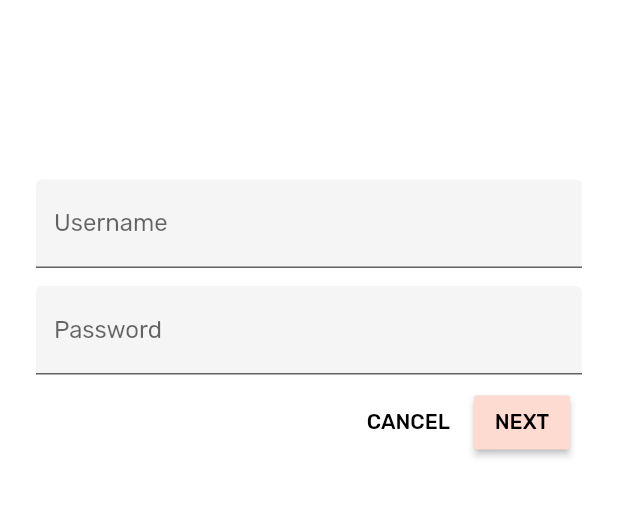
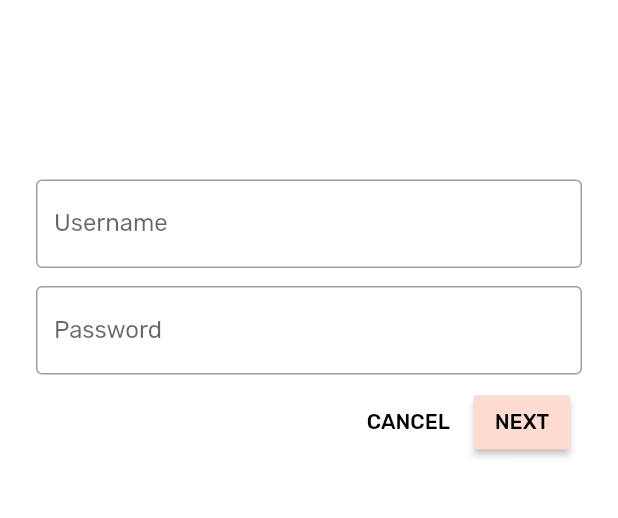
Before and after one commit to kaustavr19/ShrineApp_Material_Components_MDC_BasicsFlutter_GDpath, a Flutter app: the screen it shows after launch, on a phone screen of 412 x 824 dp, the part 221-739 px from its top. Run offline on Flutter 3.47's test engine with Material 2 defaults, Android fonts, the phone set to English and light mode, and no system bars.

Commit message:
MDC-103 text-fields themed

```diff
--- a/lib/login.dart
+++ b/lib/login.dart
@@ -1,4 +1,24 @@
 import 'package:flutter/material.dart';
+import 'package:shrine_material_gdpath/colors.dart';
+
+class AccentColorOverride extends StatelessWidget {
+  const AccentColorOverride({Key key, this.color, this.child})
+      : super(key: key);
+
+  final Color color;
+  final Widget child;
+
+  @override
+  Widget build(BuildContext context) {
+    return Theme(
+      child: child,
+      data: Theme.of(context).copyWith(
+        accentColor: color,
+        brightness: Brightness.dark,
+      ),
+    );
+  }
+}
 
 class LoginPage extends StatefulWidget {
   @override
@@ -24,23 +44,29 @@ class _LoginPageState extends State<LoginPage> {
               ],
             ),
             SizedBox(height: 120.0),
-            TextField(
+            AccentColorOverride(
+              color: kShrineBrown900,
+              child: TextField(
                 controller: _usernameController,
                 decoration: InputDecoration(
-                filled: true,
+                  //filled: true,
                   labelText: 'Username',
+                ),
               ),
             ),
             SizedBox(
               height: 12.0,
             ),
-            TextField(
+            AccentColorOverride(
+              color: kShrineBrown900,
+              child: TextField(
                 controller: _passwordController,
                 decoration: InputDecoration(
-                filled: true,
+                  //filled: true,
                   labelText: 'Password',
                 ),
                 obscureText: true,
+              ),
             ),
             ButtonBar(
               children: <Widget>[
```
Also changed, not shown: lib/app.dart (+5 -2 lines), lib/home.dart (+7 -5 lines). Lines whose indentation alone changed are shown as unchanged.
